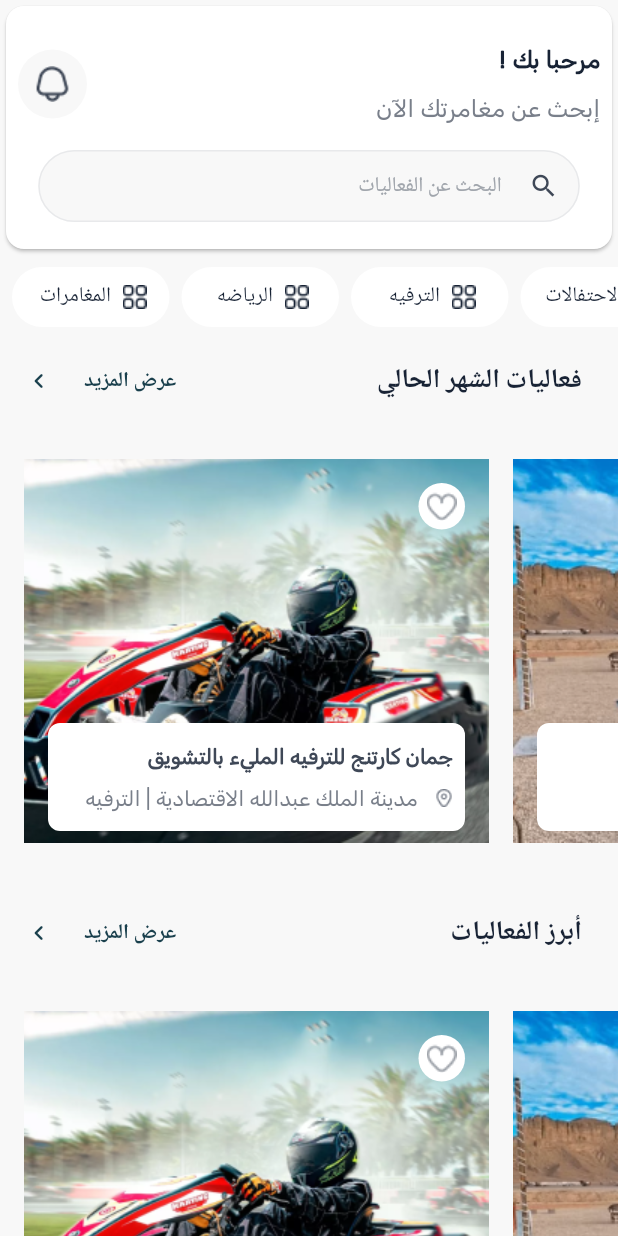
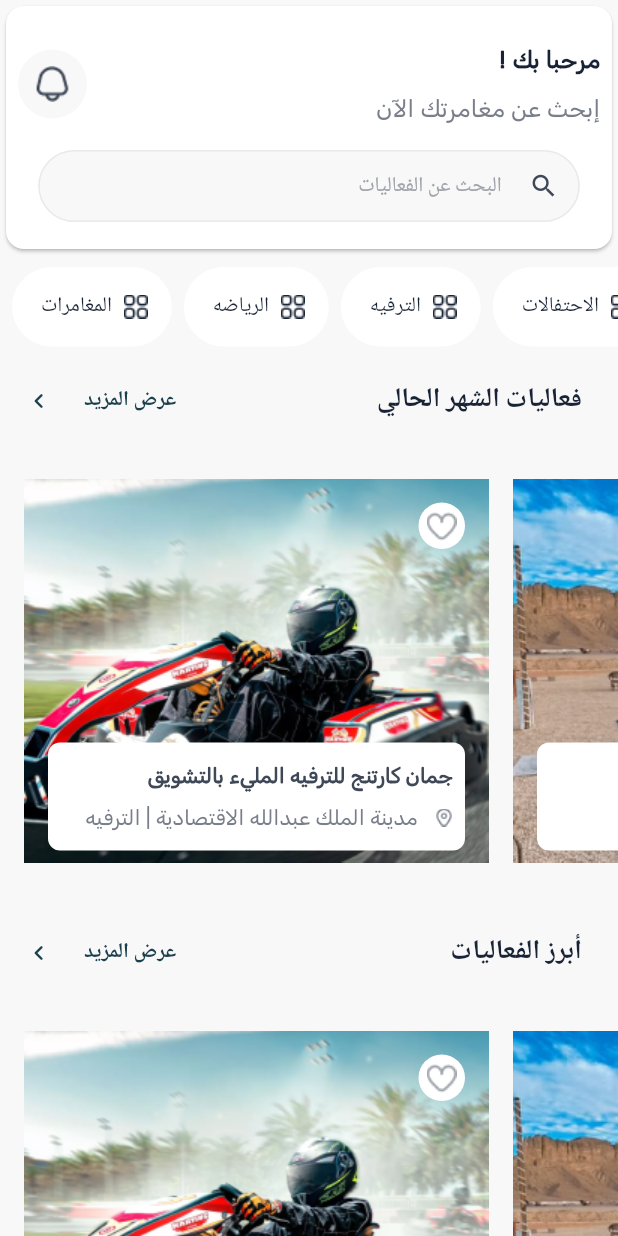
Before and after one commit to nadeenanwar4/Event_Tracker_App, a Flutter app: the screen it shows after launch, on a phone screen of 412 x 824 dp. Run offline on Flutter 3.47's test engine with Material 3 defaults, Android fonts, the light colour scheme and no system bars; our stand-ins replace flutter_svg, persistent_bottom_nav_bar, table_calendar, video_player; missing offline and left inert: flutter_pannable_rating_bar.

Commit message:
update changes

```diff
--- /dev/null
+++ b/lib/screens/my_app.dart
@@ -0,0 +1,16 @@
+import 'package:flutter/material.dart';
+import 'package:ui_task1/widgets/bottom_nav_bar.dart';
+
+void main() {
+  runApp(MyApp());
+}
+
+class MyApp extends StatelessWidget {
+  @override
+  Widget build(BuildContext context) {
+    return MaterialApp(
+      debugShowCheckedModeBanner: false,
+      home: BottomNavBar(),
+    );
+  }
+}
--- a/lib/widgets/activity_card.dart
+++ b/lib/widgets/activity_card.dart
@@ -3,28 +3,50 @@ import 'package:ui_task1/core/app_assets.dart';
 import 'package:ui_task1/core/app_colors.dart';
 import 'package:ui_task1/widgets/random_text.dart';
 
-class ActivityCard extends StatelessWidget {
+class ActivityCard extends StatefulWidget {
   String text;
   ActivityCard({required this.text, super.key});
 
   @override
+  State<ActivityCard> createState() => _ActivityCardState();
+}
+
+class _ActivityCardState extends State<ActivityCard> {
+  bool isTabbed = false;
+  @override
   Widget build(BuildContext context) {
-    return Container(
+    return GestureDetector(
+      onTap: () {
+        setState(() {
+          isTabbed = !isTabbed;
+        });
+      },
+      child: Container(
         decoration: BoxDecoration(
           borderRadius: BorderRadius.circular(50),
-        color: AppColors.whiteColor,
+          color: isTabbed ? AppColors.color1A404D : AppColors.whiteColor,
         ),
-      width: 105,
-      height: 40,
+        child: Padding(
+          padding: const EdgeInsets.all(16.0),
           child: Row(
             mainAxisAlignment: MainAxisAlignment.center,
+            //textDirection: TextDirection.rtl,
             children: [
-          ActivityText(text: text),
+              ActivityText(
+                text: widget.text,
+                txtColor:
+                    isTabbed ? AppColors.whiteColor : AppColors.color182335,
+              ),
               SizedBox(
                 width: 8,
               ),
-          Image.asset(AppAssets.activityIc),
+              Image.asset(
+                AppAssets.activityIc,
+                color: isTabbed ? AppColors.whiteColor : null,
+              ),
             ],
+          ),
+        ),
       ),
     );
   }
--- a/lib/widgets/random_text.dart
+++ b/lib/widgets/random_text.dart
@@ -4,14 +4,15 @@ import '../core/app_fonts.dart';
 
 class ActivityText extends StatelessWidget {
   String text;
-  ActivityText({required this.text, super.key});
+  Color txtColor;
+  ActivityText({required this.text, required this.txtColor, super.key});
 
   @override
   Widget build(BuildContext context) {
     return Text(
       text,
       style: TextStyle(
-        color: AppColors.color182335,
+        color: txtColor,
         fontFamily: AppFonts.secondryFontFamily,
         fontSize: 14,
         fontWeight: FontWeight.normal,
```
Lines whose indentation alone changed are shown as unchanged.
